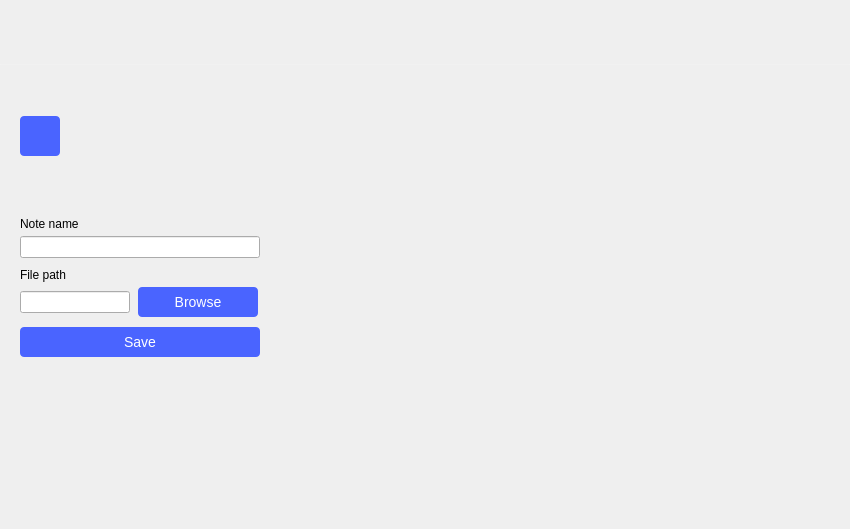
The window that ui/user_notes.ui (analogdevicesinc/scopy) describes before a commit, drawn with Qt 5.
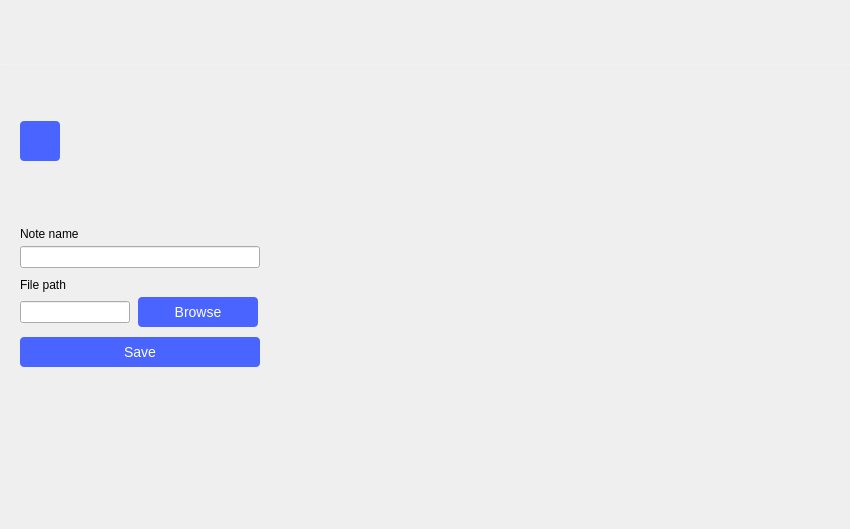
The same window after the commit. Icons and pictures are not drawn. Custom widgets are drawn as their Qt base class.

Commit message: UserNotes: increase the size of the add button so when the horizontal scrollbar is showing the notes will have enough vertical space so there is no vertical scrollbar

```diff
--- a/ui/user_notes.ui
+++ b/ui/user_notes.ui
@@ -407,13 +407,13 @@
        <property name="minimumSize">
         <size>
          <width>0</width>
-         <height>130</height>
+         <height>140</height>
         </size>
        </property>
        <property name="maximumSize">
         <size>
          <width>16777215</width>
-         <height>130</height>
+         <height>140</height>
         </size>
        </property>
        <property name="styleSheet">
@@ -524,7 +524,7 @@
           <x>0</x>
           <y>0</y>
           <width>768</width>
-          <height>130</height>
+          <height>140</height>
          </rect>
         </property>
         <layout class="QHBoxLayout" name="notesList">
```
